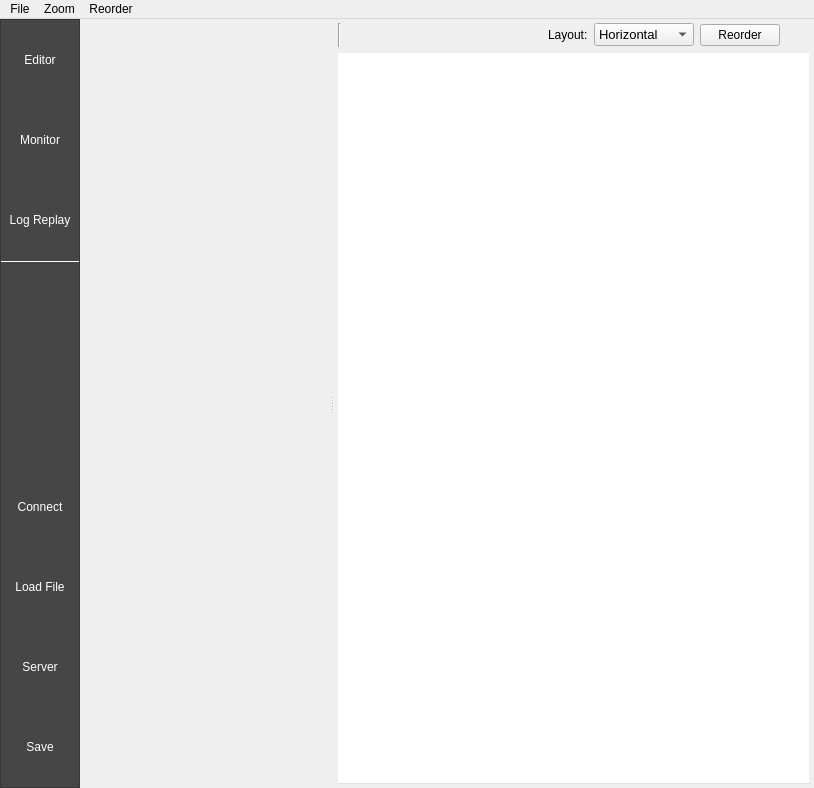
BehaviorTree/Groot, file bt_editor/mainwindow.ui: the form before one commit.
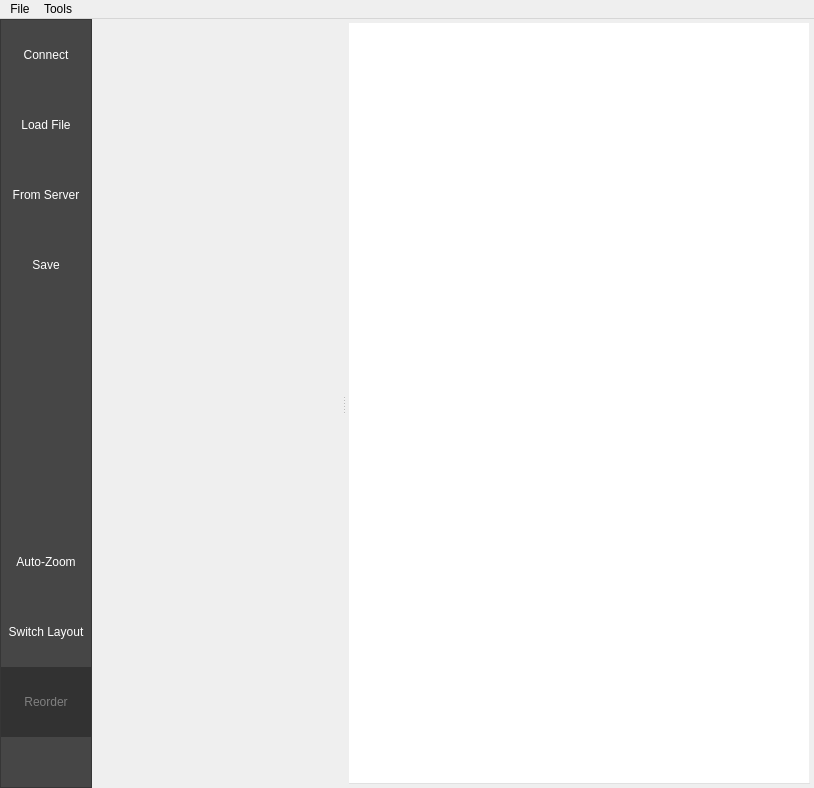
The form after the commit. Icons and pictures are not drawn.

```diff
--- a/bt_editor/mainwindow.ui
+++ b/bt_editor/mainwindow.ui
@@ -55,13 +55,13 @@
      <widget class="QFrame" name="frame">
       <property name="minimumSize">
        <size>
-        <width>80</width>
+        <width>92</width>
         <height>0</height>
        </size>
       </property>
       <property name="maximumSize">
        <size>
-        <width>80</width>
+        <width>92</width>
         <height>16777215</height>
        </size>
       </property>
@@ -90,226 +90,25 @@
        <property name="bottomMargin">
         <number>0</number>
        </property>
-       <item>
-        <widget class="QToolButton" name="toolButtonEditor">
-         <property name="minimumSize">
-          <size>
-           <width>78</width>
-           <height>80</height>
-          </size>
-         </property>
-         <property name="maximumSize">
-          <size>
-           <width>78</width>
-           <height>80</height>
-          </size>
-         </property>
-         <property name="focusPolicy">
-          <enum>Qt::NoFocus</enum>
-         </property>
-         <property name="autoFillBackground">
-          <bool>false</bool>
-         </property>
-         <property name="styleSheet">
-          <string notr="true">QToolButton {
-    color:white;
-}
-
-QToolButton:checked{
-  background-color: rgb(190, 101, 0)
-}
-
-QToolButton:unchecked{
-   background-color: rgba(0, 0, 0, 0);
-}
-</string>
-         </property>
-         <property name="text">
-          <string>Editor</string>
-         </property>
-         <property name="icon">
-          <iconset resource="resources/icons.qrc">
-           <normaloff>:/icons/BT-edit.png</normaloff>:/icons/BT-edit.png</iconset>
-         </property>
-         <property name="iconSize">
-          <size>
-           <width>50</width>
-           <height>50</height>
-          </size>
-         </property>
-         <property name="checkable">
-          <bool>false</bool>
-         </property>
-         <property name="checked">
-          <bool>false</bool>
-         </property>
-         <property name="toolButtonStyle">
-          <enum>Qt::ToolButtonTextUnderIcon</enum>
-         </property>
-         <property name="autoRaise">
-          <bool>true</bool>
-         </property>
-        </widget>
-       </item>
-       <item>
-        <widget class="QToolButton" name="toolButtonMonitor">
-         <property name="minimumSize">
-          <size>
-           <width>78</width>
-           <height>80</height>
-          </size>
-         </property>
-         <property name="maximumSize">
-          <size>
-           <width>78</width>
-           <height>80</height>
-          </size>
-         </property>
-         <property name="focusPolicy">
-          <enum>Qt::NoFocus</enum>
-         </property>
-         <property name="styleSheet">
-          <string notr="true">QToolButton {
-    color:white;
-}
-
-QToolButton:checked{
-  background-color: rgb(190, 101, 0)
-}
-
-QToolButton:unchecked{
-   background-color: rgba(0, 0, 0, 0);
-}
-</string>
-         </property>
-         <property name="text">
-          <string>Monitor</string>
-         </property>
-         <property name="icon">
-          <iconset resource="resources/icons.qrc">
-           <normaloff>:/icons/BT-monitor.png</normaloff>:/icons/BT-monitor.png</iconset>
-         </property>
-         <property name="iconSize">
-          <size>
-           <width>50</width>
-           <height>50</height>
-          </size>
-         </property>
-         <property name="checkable">
-          <bool>false</bool>
-         </property>
-         <property name="toolButtonStyle">
-          <enum>Qt::ToolButtonTextUnderIcon</enum>
-         </property>
-         <property name="autoRaise">
-          <bool>true</bool>
-         </property>
-         <property name="arrowType">
-          <enum>Qt::NoArrow</enum>
-         </property>
-        </widget>
-       </item>
-       <item>
-        <widget class="QToolButton" name="toolButtonReplay">
-         <property name="minimumSize">
-          <size>
-           <width>78</width>
-           <height>80</height>
-          </size>
-         </property>
-         <property name="maximumSize">
-          <size>
-           <width>78</width>
-           <height>80</height>
-          </size>
-         </property>
-         <property name="focusPolicy">
-          <enum>Qt::NoFocus</enum>
-         </property>
-         <property name="autoFillBackground">
-          <bool>false</bool>
-         </property>
-         <property name="styleSheet">
-          <string notr="true">QToolButton {
-    color:white;
-}
-
-QToolButton:checked{
-  background-color: rgb(190, 101, 0)
-}
-
-QToolButton:unchecked{
-   background-color: rgba(0, 0, 0, 0);
-}
-</string>
-         </property>
-         <property name="text">
-          <string>Log Replay</string>
-         </property>
-         <property name="icon">
-          <iconset resource="resources/icons.qrc">
-           <normaloff>:/icons/BT-log.png</normaloff>:/icons/BT-log.png</iconset>
-         </property>
-         <property name="iconSize">
-          <size>
-           <width>45</width>
-           <height>45</height>
-          </size>
-         </property>
-         <property name="checkable">
-          <bool>false</bool>
-         </property>
-         <property name="toolButtonStyle">
-          <enum>Qt::ToolButtonTextUnderIcon</enum>
-         </property>
-         <property name="autoRaise">
-          <bool>true</bool>
-         </property>
-        </widget>
-       </item>
-       <item>
-        <widget class="Line" name="line_2">
-         <property name="styleSheet">
-          <string notr="true">color: white;</string>
-         </property>
-         <property name="frameShadow">
-          <enum>QFrame::Plain</enum>
-         </property>
-         <property name="lineWidth">
-          <number>1</number>
-         </property>
-         <property name="orientation">
-          <enum>Qt::Horizontal</enum>
-         </property>
-        </widget>
-       </item>
-       <item>
-        <spacer name="verticalSpacer_2">
-         <property name="orientation">
-          <enum>Qt::Vertical</enum>
-         </property>
-         <property name="sizeHint" stdset="0">
-          <size>
-           <width>20</width>
-           <height>40</height>
-          </size>
-         </property>
-        </spacer>
-       </item>
        <item>
         <widget class="QToolButton" name="toolButtonConnect">
          <property name="minimumSize">
           <size>
-           <width>78</width>
-           <height>80</height>
+           <width>90</width>
+           <height>70</height>
           </size>
          </property>
          <property name="maximumSize">
           <size>
-           <width>78</width>
-           <height>80</height>
+           <width>90</width>
+           <height>70</height>
           </size>
          </property>
+         <property name="font">
+          <font>
+           <pointsize>9</pointsize>
+          </font>
+         </property>
          <property name="focusPolicy">
           <enum>Qt::NoFocus</enum>
          </property>
@@ -321,15 +120,19 @@
     color:white;
 }
 
-
 QToolButton:hover{
    background-color: rgb(110, 110, 110);
 }
 
-
 QToolButton:pressed{
   background-color: rgb(190, 101, 0)
-}</string>
+}
+
+QToolButton:disabled{
+  color:gray;
+  background-color: rgb(50, 50, 50)
+}
+</string>
          </property>
          <property name="text">
           <string>Connect</string>
@@ -340,8 +143,8 @@
          </property>
          <property name="iconSize">
           <size>
-           <width>40</width>
-           <height>40</height>
+           <width>32</width>
+           <height>32</height>
           </size>
          </property>
          <property name="checkable">
@@ -359,16 +162,21 @@
         <widget class="QToolButton" name="toolButtonLoadFile">
          <property name="minimumSize">
           <size>
-           <width>78</width>
-           <height>80</height>
+           <width>90</width>
+           <height>70</height>
           </size>
          </property>
          <property name="maximumSize">
           <size>
-           <width>78</width>
-           <height>80</height>
+           <width>90</width>
+           <height>70</height>
           </size>
          </property>
+         <property name="font">
+          <font>
+           <pointsize>9</pointsize>
+          </font>
+         </property>
          <property name="focusPolicy">
           <enum>Qt::NoFocus</enum>
          </property>
@@ -380,15 +188,19 @@
     color:white;
 }
 
-
 QToolButton:hover{
    background-color: rgb(110, 110, 110);
 }
 
-
 QToolButton:pressed{
   background-color: rgb(190, 101, 0)
-}</string>
+}
+
+QToolButton:disabled{
+  color:gray;
+  background-color: rgb(50, 50, 50)
+}
+</string>
          </property>
          <property name="text">
           <string>Load File</string>
@@ -399,8 +211,8 @@
          </property>
          <property name="iconSize">
           <size>
-           <width>40</width>
-           <height>40</height>
+           <width>32</width>
+           <height>32</height>
           </size>
          </property>
          <property name="checkable">
@@ -418,14 +230,14 @@
         <widget class="QToolButton" name="toolButtonLoadRemote">
          <property name="minimumSize">
           <size>
-           <width>78</width>
-           <height>80</height>
+           <width>90</width>
+           <height>70</height>
           </size>
          </property>
          <property name="maximumSize">
           <size>
-           <width>78</width>
-           <height>80</height>
+           <width>90</width>
+           <height>70</height>
           </size>
          </property>
          <property name="font">
@@ -444,18 +256,22 @@
     color:white;
 }
 
-
 QToolButton:hover{
    background-color: rgb(110, 110, 110);
 }
 
-
 QToolButton:pressed{
   background-color: rgb(190, 101, 0)
-}</string>
+}
+
+QToolButton:disabled{
+  color:gray;
+  background-color: rgb(50, 50, 50)
+}
+</string>
          </property>
          <property name="text">
-          <string>Server</string>
+          <string>From Server</string>
          </property>
          <property name="icon">
           <iconset resource="resources/icons.qrc">
@@ -463,8 +279,8 @@
          </property>
          <property name="iconSize">
           <size>
-           <width>50</width>
-           <height>50</height>
+           <width>32</width>
+           <height>32</height>
           </size>
          </property>
          <property name="checkable">
@@ -482,16 +298,21 @@
         <widget class="QToolButton" name="toolButtonSaveFile">
          <property name="minimumSize">
           <size>
-           <width>78</width>
-           <height>80</height>
+           <width>90</width>
+           <height>70</height>
           </size>
          </property>
          <property name="maximumSize">
           <size>
-           <width>78</width>
-           <height>80</height>
+           <width>90</width>
+           <height>70</height>
           </size>
          </property>
+         <property name="font">
+          <font>
+           <pointsize>9</pointsize>
+          </font>
+         </property>
          <property name="focusPolicy">
           <enum>Qt::NoFocus</enum>
          </property>
@@ -503,15 +324,19 @@
     color:white;
 }
 
-
 QToolButton:hover{
    background-color: rgb(110, 110, 110);
 }
 
-
 QToolButton:pressed{
   background-color: rgb(190, 101, 0)
-}</string>
+}
+
+QToolButton:disabled{
+  color:gray;
+  background-color: rgb(50, 50, 50)
+}
+</string>
          </property>
          <property name="text">
           <string>Save</string>
@@ -522,8 +347,8 @@
          </property>
          <property name="iconSize">
           <size>
-           <width>40</width>
-           <height>40</height>
+           <width>28</width>
+           <height>28</height>
           </size>
          </property>
          <property name="checkable">
@@ -537,6 +362,269 @@
          </property>
         </widget>
        </item>
+       <item>
+        <spacer name="verticalSpacer_2">
+         <property name="orientation">
+          <enum>Qt::Vertical</enum>
+         </property>
+         <property name="sizeHint" stdset="0">
+          <size>
+           <width>20</width>
+           <height>40</height>
+          </size>
+         </property>
+        </spacer>
+       </item>
+       <item>
+        <widget class="QToolButton" name="toolButtonCenterView">
+         <property name="minimumSize">
+          <size>
+           <width>90</width>
+           <height>70</height>
+          </size>
+         </property>
+         <property name="maximumSize">
+          <size>
+           <width>90</width>
+           <height>70</height>
+          </size>
+         </property>
+         <property name="font">
+          <font>
+           <pointsize>9</pointsize>
+          </font>
+         </property>
+         <property name="focusPolicy">
+          <enum>Qt::NoFocus</enum>
+         </property>
+         <property name="toolTip">
+          <string>Zoom and Center view</string>
+         </property>
+         <property name="styleSheet">
+          <string notr="true">QToolButton {
+    color:white;
+}
+
+QToolButton:hover{
+   background-color: rgb(110, 110, 110);
+}
+
+QToolButton:pressed{
+  background-color: rgb(190, 101, 0)
+}
+
+QToolButton:disabled{
+  color:gray;
+  background-color: rgb(50, 50, 50)
+}
+</string>
+         </property>
+         <property name="text">
+          <string>Auto-Zoom</string>
+         </property>
+         <property name="icon">
+          <iconset resource="resources/icons.qrc">
+           <normaloff>:/icons/home.png</normaloff>:/icons/home.png</iconset>
+         </property>
+         <property name="iconSize">
+          <size>
+           <width>32</width>
+           <height>32</height>
+          </size>
+         </property>
+         <property name="toolButtonStyle">
+          <enum>Qt::ToolButtonTextUnderIcon</enum>
+         </property>
+         <property name="autoRaise">
+          <bool>true</bool>
+         </property>
+        </widget>
+       </item>
+       <item>
+        <widget class="QToolButton" name="toolButtonLayout">
+         <property name="minimumSize">
+          <size>
+           <width>78</width>
+           <height>70</height>
+          </size>
+         </property>
+         <property name="maximumSize">
+          <size>
+           <width>90</width>
+           <height>70</height>
+          </size>
+         </property>
+         <property name="baseSize">
+          <size>
+           <width>90</width>
+           <height>65</height>
+          </size>
+         </property>
+         <property name="font">
+          <font>
+           <pointsize>9</pointsize>
+          </font>
+         </property>
+         <property name="focusPolicy">
+          <enum>Qt::NoFocus</enum>
+         </property>
+         <property name="styleSheet">
+          <string notr="true">QToolButton {
+    color:white;
+}
+
+QToolButton:hover{
+   background-color: rgb(110, 110, 110);
+}
+
+QToolButton:pressed{
+  background-color: rgb(190, 101, 0)
+}
+
+QToolButton:disabled{
+  color:gray;
+  background-color: rgb(50, 50, 50)
+}
+</string>
+         </property>
+         <property name="text">
+          <string>Switch Layout</string>
+         </property>
+         <property name="icon">
+          <iconset resource="resources/icons.qrc">
+           <normaloff>:/icons/BT-horizontal.png</normaloff>:/icons/BT-horizontal.png</iconset>
+         </property>
+         <property name="iconSize">
+          <size>
+           <width>36</width>
+           <height>36</height>
+          </size>
+         </property>
+         <property name="toolButtonStyle">
+          <enum>Qt::ToolButtonTextUnderIcon</enum>
+         </property>
+         <property name="autoRaise">
+          <bool>true</bool>
+         </property>
+        </widget>
+       </item>
+       <item>
+        <widget class="QToolButton" name="toolButtonReorder">
+         <property name="enabled">
+          <bool>false</bool>
+         </property>
+         <property name="sizePolicy">
+          <sizepolicy hsizetype="Fixed" vsizetype="Fixed">
+           <horstretch>90</horstretch>
+           <verstretch>70</verstretch>
+          </sizepolicy>
+         </property>
+         <property name="minimumSize">
+          <size>
+           <width>90</width>
+           <height>70</height>
+          </size>
+         </property>
+         <property name="font">
+          <font>
+           <pointsize>9</pointsize>
+          </font>
+         </property>
+         <property name="styleSheet">
+          <string notr="true">QToolButton {
+    color:white;
+}
+
+QToolButton:hover{
+   background-color: rgb(110, 110, 110);
+}
+
+QToolButton:pressed{
+  background-color: rgb(190, 101, 0)
+}
+
+QToolButton:disabled{
+  color:gray;
+  background-color: rgb(50, 50, 50)
+}
+</string>
+         </property>
+         <property name="text">
+          <string>Reorder</string>
+         </property>
+         <property name="icon">
+          <iconset resource="resources/icons.qrc">
+           <normaloff>:/icons/wand.png</normaloff>:/icons/wand.png</iconset>
+         </property>
+         <property name="iconSize">
+          <size>
+           <width>32</width>
+           <height>32</height>
+          </size>
+         </property>
+         <property name="toolButtonStyle">
+          <enum>Qt::ToolButtonTextUnderIcon</enum>
+         </property>
+         <property name="autoRaise">
+          <bool>true</bool>
+         </property>
+        </widget>
+       </item>
+       <item>
+        <widget class="QFrame" name="semaphoreFrame">
+         <property name="minimumSize">
+          <size>
+           <width>90</width>
+           <height>50</height>
+          </size>
+         </property>
+         <property name="maximumSize">
+          <size>
+           <width>90</width>
+           <height>50</height>
+          </size>
+         </property>
+         <layout class="QHBoxLayout" name="topLayout">
+          <property name="spacing">
+           <number>0</number>
+          </property>
+          <property name="topMargin">
+           <number>1</number>
+          </property>
+          <property name="bottomMargin">
+           <number>1</number>
+          </property>
+          <item>
+           <widget class="QLabel" name="labelSemaphore">
+            <property name="minimumSize">
+             <size>
+              <width>32</width>
+              <height>32</height>
+             </size>
+            </property>
+            <property name="maximumSize">
+             <size>
+              <width>30</width>
+              <height>30</height>
+             </size>
+            </property>
+            <property name="text">
+             <string/>
+            </property>
+            <property name="pixmap">
+             <pixmap resource="resources/icons.qrc">:/icons/red-circle.png</pixmap>
+            </property>
+            <property name="scaledContents">
+             <bool>true</bool>
+            </property>
+            <property name="alignment">
+             <set>Qt::AlignCenter</set>
+            </property>
+           </widget>
+          </item>
+         </layout>
+        </widget>
+       </item>
       </layout>
      </widget>
     </item>
@@ -554,6 +642,9 @@
       <property name="orientation">
        <enum>Qt::Horizontal</enum>
       </property>
+      <property name="handleWidth">
+       <number>3</number>
+      </property>
       <widget class="QFrame" name="leftFrame">
        <property name="minimumSize">
         <size>
@@ -589,7 +680,7 @@
        </layout>
       </widget>
       <widget class="QWidget" name="layoutWidget">
-       <layout class="QVBoxLayout" name="centralLayout" stretch="0,1">
+       <layout class="QVBoxLayout" name="centralLayout" stretch="1">
         <property name="leftMargin">
          <number>4</number>
         </property>
@@ -602,135 +693,6 @@
         <property name="bottomMargin">
          <number>4</number>
         </property>
-        <item>
-         <layout class="QHBoxLayout" name="topLayout">
-          <property name="topMargin">
-           <number>0</number>
-          </property>
-          <property name="bottomMargin">
-           <number>0</number>
-          </property>
-          <item>
-           <widget class="Line" name="line">
-            <property name="orientation">
-             <enum>Qt::Vertical</enum>
-            </property>
-           </widget>
-          </item>
-          <item>
-           <spacer name="horizontalSpacer">
-            <property name="orientation">
-             <enum>Qt::Horizontal</enum>
-            </property>
-            <property name="sizeHint" stdset="0">
-             <size>
-              <width>40</width>
-              <height>20</height>
-             </size>
-            </property>
-           </spacer>
-          </item>
-          <item>
-           <widget class="QPushButton" name="pushButtonCenterView">
-            <property name="focusPolicy">
-             <enum>Qt::NoFocus</enum>
-            </property>
-            <property name="toolTip">
-             <string>Zoom and Center view</string>
-            </property>
-            <property name="text">
-             <string/>
-            </property>
-            <property name="icon">
-             <iconset resource="resources/icons.qrc">
-              <normaloff>:/icons/home.png</normaloff>:/icons/home.png</iconset>
-            </property>
-            <property name="iconSize">
-             <size>
-              <width>24</width>
-              <height>24</height>
-             </size>
-            </property>
-            <property name="flat">
-             <bool>true</bool>
-            </property>
-           </widget>
-          </item>
-          <item>
-           <widget class="QLabel" name="label">
-            <property name="text">
-             <string>Layout:</string>
-            </property>
-           </widget>
-          </item>
-          <item>
-           <widget class="QComboBox" name="comboBoxLayout">
-            <property name="minimumSize">
-             <size>
-              <width>100</width>
-              <height>0</height>
-             </size>
-            </property>
-            <property name="maximumSize">
-             <size>
-              <width>100</width>
-              <height>16777215</height>
-             </size>
-            </property>
-            <property name="font">
-             <font>
-              <pointsize>10</pointsize>
-             </font>
-            </property>
-            <property name="focusPolicy">
-             <enum>Qt::NoFocus</enum>
-            </property>
-            <item>
-             <property name="text">
-              <string>Horizontal</string>
-             </property>
-            </item>
-            <item>
-             <property name="text">
-              <string>Vertical</string>
-             </property>
-            </item>
-           </widget>
-          </item>
-          <item>
-           <widget class="QPushButton" name="pushButtonReorder">
-            <property name="text">
-             <string>Reorder</string>
-            </property>
-           </widget>
-          </item>
-          <item>
-           <widget class="QLabel" name="labelSemaphore">
-            <property name="minimumSize">
-             <size>
-              <width>24</width>
-              <height>24</height>
-             </size>
-            </property>
-            <property name="maximumSize">
-             <size>
-              <width>24</width>
-              <height>24</height>
-             </size>
-            </property>
-            <property name="text">
-             <string/>
-            </property>
-            <property name="pixmap">
-             <pixmap resource="resources/icons.qrc">:/icons/red-circle.png</pixmap>
-            </property>
-            <property name="scaledContents">
-             <bool>true</bool>
-            </property>
-           </widget>
-          </item>
-         </layout>
-        </item>
         <item>
          <widget class="QTabWidget" name="tabWidget">
           <property name="sizePolicy">
@@ -777,7 +739,7 @@
      <x>0</x>
      <y>0</y>
      <width>814</width>
-     <height>19</height>
+     <height>22</height>
     </rect>
    </property>
    <widget class="QMenu" name="menuLoad">
@@ -790,22 +752,22 @@
     <addaction name="actionClear"/>
     <addaction name="actionQuit"/>
    </widget>
-   <widget class="QMenu" name="menuZoom">
+   <widget class="QMenu" name="menuMode">
     <property name="title">
-     <string>Zoom</string>
+     <string>Tools</string>
     </property>
-    <addaction name="actionZoom_In"/>
-    <addaction name="actionZoom_ut"/>
-   </widget>
-   <widget class="QMenu" name="menuReorder">
-    <property name="title">
-     <string>Reorder</string>
-    </property>
-    <addaction name="actionAuto_arrange"/>
+    <widget class="QMenu" name="menuSwitch_To">
+     <property name="title">
+      <string>Switch Mode...</string>
+     </property>
+     <addaction name="actionEditor_Mode"/>
+     <addaction name="actionMonitor_mode"/>
+     <addaction name="actionReplay_mode"/>
+    </widget>
+    <addaction name="menuSwitch_To"/>
    </widget>
    <addaction name="menuLoad"/>
-   <addaction name="menuZoom"/>
-   <addaction name="menuReorder"/>
+   <addaction name="menuMode"/>
   </widget>
   <action name="actionLoad">
    <property name="text">
```
Left out of the diff: 36 changed lines with no effect on the pictures.
